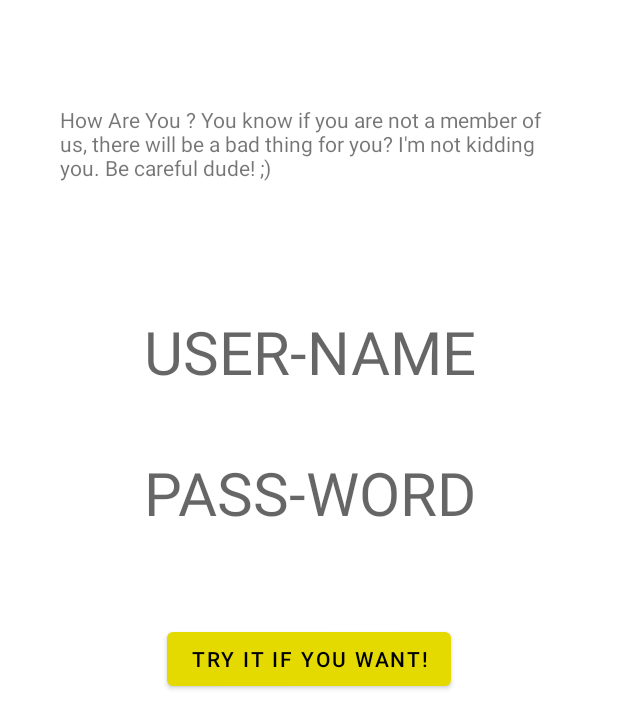
After one commit to eghbaldar/Kotlin, an Android app: the layout activity_login.xml on its own in the app's theme, with its tools: preview values and no code run, on a phone screen of 412 x 824 dp. The commit adds this screen. Shown: the top 728 px of the screen. Run offline under Robolectric (Android 15) with nearby library versions, the phone set to English and light mode, and no system bars.

Commit message:
Create Login Activity -> Im getting ready for luanch into GOOGLE APP asap

```diff
--- a/app/build.gradle
+++ b/app/build.gradle
@@ -16,7 +16,7 @@ android {
         minSdk 23
         targetSdk 32
         versionCode 1
-        versionName "1.2.3" //TODO You shouldn't put 'v-' in the first of version number. This string compare with file name of latest version on the server!
+        versionName "1.2.4" //TODO You shouldn't put 'v-' in the first of version number. This string compare with file name of latest version on the server!
 
         testInstrumentationRunner "androidx.test.runner.AndroidJUnitRunner"
     }
@@ -46,6 +46,7 @@ dependencies {
     implementation 'androidx.navigation:navigation-ui-ktx:2.4.2'
     implementation 'androidx.legacy:legacy-support-v4:1.0.0'
     implementation 'com.google.firebase:firebase-database-ktx:20.0.5'
+    implementation 'androidx.annotation:annotation:1.2.0'
     testImplementation 'junit:junit:4.+'
     androidTestImplementation 'androidx.test.ext:junit:1.1.3'
     androidTestImplementation 'androidx.test.espresso:espresso-core:3.4.0'
--- /dev/null
+++ b/app/src/main/res/drawable/loginedittext.xml
@@ -0,0 +1,23 @@
+<?xml version="1.0" encoding="utf-8"?>
+<selector xmlns:android="http://schemas.android.com/apk/res/android">
+    <item android:state_pressed="true"><layer-list>
+        <item android:bottom="-10dp" android:left="-10dp" android:right="-10dp"><shape>
+<!--            <gradient android:angle="270" android:endColor="#a0e0b071" android:startColor="#a0a67637" />-->
+<!--            <stroke android:width="10dp" android:color="#5c3708" />-->
+            <corners android:radius="5dp" />
+            <padding android:bottom="10dp" android:left="10dp" android:right="10dp" android:top="10dp" />
+        </shape></item>
+    </layer-list></item>
+    <item android:state_enabled="true"><layer-list>
+        <item android:bottom="-10dp" android:left="-10dp" android:right="-10dp"><shape android:shape="rectangle">
+<!--            <gradient android:angle="270" android:endColor="#a0a67637" android:startColor="#a0e0b071" />-->
+
+<!--            <stroke android:width="10dp" android:color="#5c3708" />-->
+
+            <corners android:radius="5dp" />
+
+            <padding android:bottom="10dp" android:left="10dp" android:right="10dp" android:top="10dp" />
+        </shape></item>
+    </layer-list></item>
+
+</selector>
--- /dev/null
+++ b/app/src/main/res/layout/activity_login.xml
@@ -0,0 +1,62 @@
+<?xml version="1.0" encoding="utf-8"?>
+<androidx.constraintlayout.widget.ConstraintLayout xmlns:android="http://schemas.android.com/apk/res/android"
+    xmlns:app="http://schemas.android.com/apk/res-auto"
+    xmlns:tools="http://schemas.android.com/tools"
+    android:layout_width="match_parent"
+    android:layout_height="match_parent"
+    tools:context=".ActivityLogin">
+
+
+    <TextView
+        android:id="@+id/textView4"
+        android:layout_width="wrap_content"
+        android:layout_height="wrap_content"
+        android:layout_marginTop="30dp"
+        android:padding="40dp"
+        android:maxLines="4"
+        android:text="How Are You ? You know if you are not a member of us, there will be a bad thing for you? I'm not kidding you. Be careful dude! ;)"
+        android:lines="4"
+        app:layout_constraintEnd_toEndOf="parent"
+        app:layout_constraintStart_toStartOf="parent"
+        app:layout_constraintTop_toTopOf="parent" />
+
+    <EditText
+        android:id="@+id/etUsername"
+        android:layout_width="wrap_content"
+        android:layout_height="wrap_content"
+        android:layout_marginTop="20dp"
+        android:background="@drawable/loginedittext"
+        android:ems="10"
+        android:hint="USER-NAME"
+        android:inputType="textPersonName"
+        android:textAlignment="center"
+        android:textSize="40dp"
+        app:layout_constraintEnd_toEndOf="parent"
+        app:layout_constraintStart_toStartOf="parent"
+        app:layout_constraintTop_toBottomOf="@+id/textView4" />
+
+    <EditText
+        android:id="@+id/etPassword"
+        android:layout_width="wrap_content"
+        android:layout_height="wrap_content"
+        android:layout_marginTop="20dp"
+        android:ems="10"
+        android:hint="PASS-WORD"
+        android:textSize="40dp"
+        android:background="@drawable/loginedittext"
+        android:textAlignment="center"
+        android:inputType="textPassword"
+        app:layout_constraintEnd_toEndOf="parent"
+        app:layout_constraintStart_toStartOf="parent"
+        app:layout_constraintTop_toBottomOf="@+id/etUsername" />
+
+    <Button
+        android:id="@+id/btnCheck"
+        android:layout_width="wrap_content"
+        android:layout_height="wrap_content"
+        android:layout_marginTop="50dp"
+        android:text="Try it if you want!"
+        app:layout_constraintEnd_toEndOf="parent"
+        app:layout_constraintStart_toStartOf="parent"
+        app:layout_constraintTop_toBottomOf="@+id/etPassword" />
+</androidx.constraintlayout.widget.ConstraintLayout>
--- /dev/null
+++ b/app/src/main/res/values-land/dimens.xml
@@ -0,0 +1,3 @@
+<resources>
+    <dimen name="activity_horizontal_margin">48dp</dimen>
+</resources>
--- /dev/null
+++ b/app/src/main/res/values-w1240dp/dimens.xml
@@ -0,0 +1,3 @@
+<resources>
+    <dimen name="activity_horizontal_margin">200dp</dimen>
+</resources>
--- /dev/null
+++ b/app/src/main/res/values-w600dp/dimens.xml
@@ -0,0 +1,3 @@
+<resources>
+    <dimen name="activity_horizontal_margin">48dp</dimen>
+</resources>
--- /dev/null
+++ b/app/src/main/res/values/dimens.xml
@@ -0,0 +1,5 @@
+<resources>
+    <!-- Default screen margins, per the Android Design guidelines. -->
+    <dimen name="activity_horizontal_margin">16dp</dimen>
+    <dimen name="activity_vertical_margin">16dp</dimen>
+</resources>
```
Also changed, not shown: app/src/main/AndroidManifest.xml (+23 -26 lines), app/src/main/java/com/example/ifpstaff/ActivityLogin.kt (added, +76 -0 lines), app/src/main/java/com/example/ifpstaff/ActivityLoginViewModel.kt (added, +64 -0 lines), app/src/main/java/com/example/ifpstaff/ActivitySplash.kt (+4 -3 lines), app/src/main/java/com/example/ifpstaff/MainActivity.kt (+10 -7 lines), app/src/main/java/com/example/ifpstaff/model/ModelLogin.kt (added, +8 -0 lines), app/src/main/java/com/example/ifpstaff/retrofitHandler/LoginDbHelper.kt (added, +16 -0 lines), app/src/main/res/values/strings.xml (+9 -0 lines).
